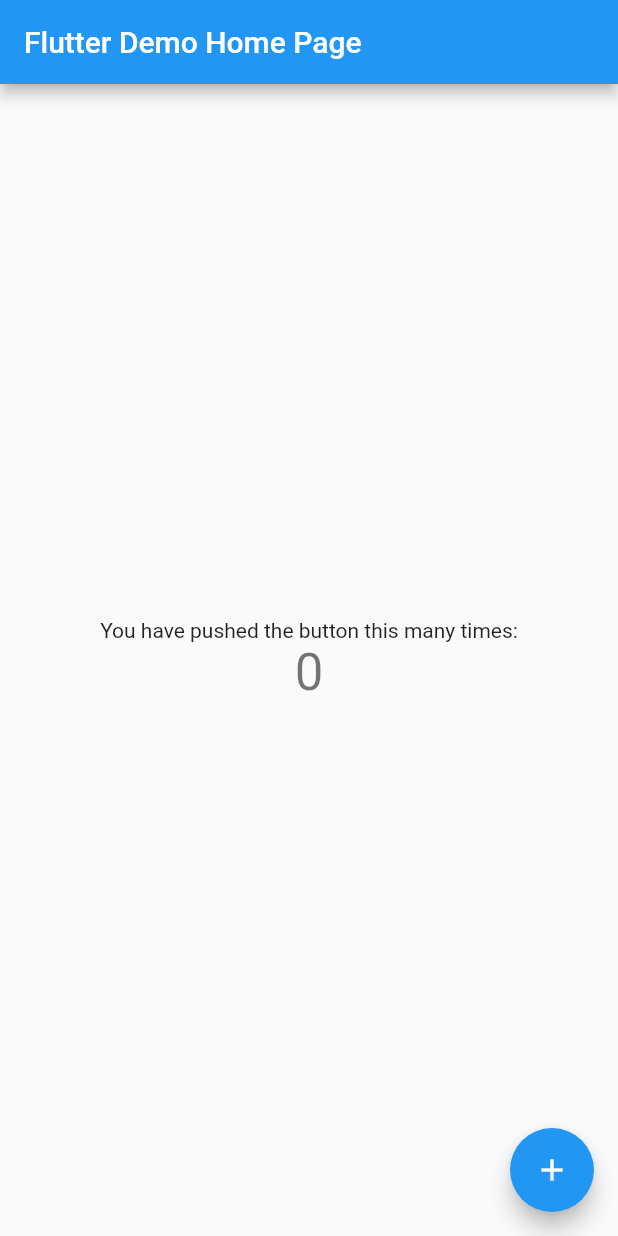
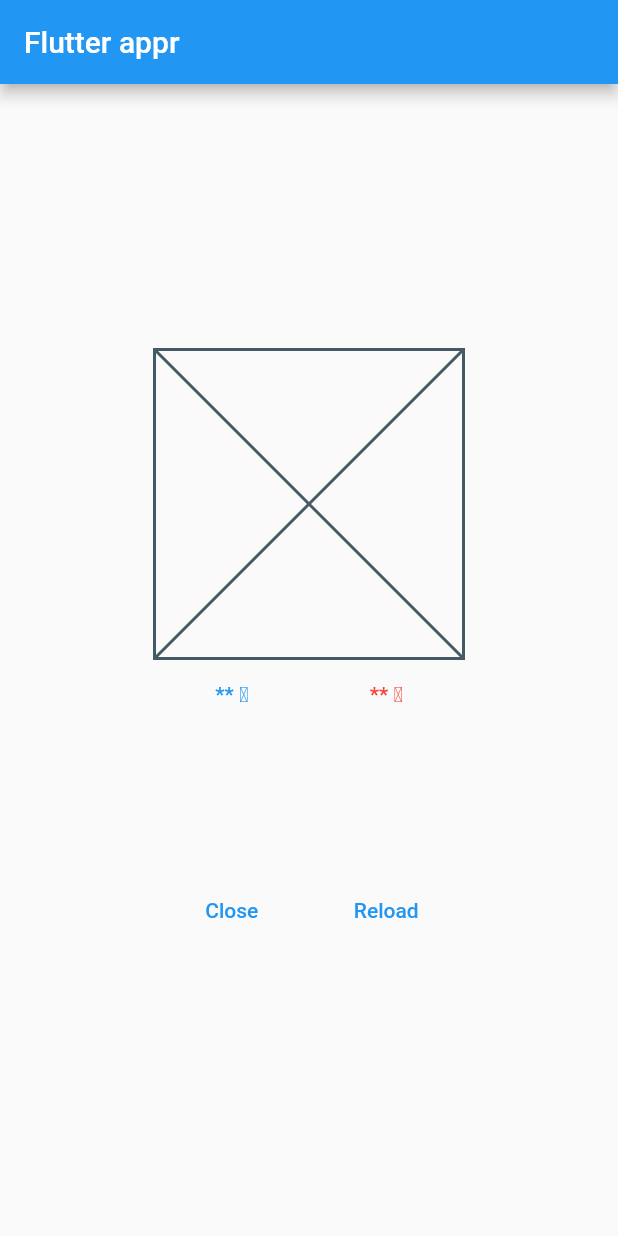
Before and after one commit to ykj-rails/flutter-training, a Flutter app: the screen it shows after launch, on a phone screen of 412 x 824 dp. Run offline on Flutter 3.47's test engine with Material 2 defaults, Android fonts, the phone set to English and light mode, and no system bars.

Commit message:
一旦Push

```diff
--- /dev/null
+++ b/lib/_oldmain.dart
@@ -0,0 +1,115 @@
+import 'package:flutter/material.dart';
+
+void main() {
+  runApp(const MyApp());
+}
+
+class MyApp extends StatelessWidget {
+  const MyApp({super.key});
+
+  // This widget is the root of your application.
+  @override
+  Widget build(BuildContext context) {
+    return MaterialApp(
+      title: 'Flutter Demo',
+      theme: ThemeData(
+        // This is the theme of your application.
+        //
+        // Try running your application with "flutter run". You'll see the
+        // application has a blue toolbar. Then, without quitting the app, try
+        // changing the primarySwatch below to Colors.green and then invoke
+        // "hot reload" (press "r" in the console where you ran "flutter run",
+        // or simply save your changes to "hot reload" in a Flutter IDE).
+        // Notice that the counter didn't reset back to zero; the application
+        // is not restarted.
+        primarySwatch: Colors.blue,
+      ),
+      home: const MyHomePage(title: 'Flutter Demo Home Page'),
+    );
+  }
+}
+
+class MyHomePage extends StatefulWidget {
+  const MyHomePage({super.key, required this.title});
+
+  // This widget is the home page of your application. It is stateful, meaning
+  // that it has a State object (defined below) that contains fields that affect
+  // how it looks.
+
+  // This class is the configuration for the state. It holds the values (in this
+  // case the title) provided by the parent (in this case the App widget) and
+  // used by the build method of the State. Fields in a Widget subclass are
+  // always marked "final".
+
+  final String title;
+
+  @override
+  State<MyHomePage> createState() => _MyHomePageState();
+}
+
+class _MyHomePageState extends State<MyHomePage> {
+  int _counter = 0;
+
+  void _incrementCounter() {
+    setState(() {
+      // This call to setState tells the Flutter framework that something has
+      // changed in this State, which causes it to rerun the build method below
+      // so that the display can reflect the updated values. If we changed
+      // _counter without calling setState(), then the build method would not be
+      // called again, and so nothing would appear to happen.
+      _counter++;
+    });
+  }
+
+  @override
+  Widget build(BuildContext context) {
+    // This method is rerun every time setState is called, for instance as done
+    // by the _incrementCounter method above.
+    //
+    // The Flutter framework has been optimized to make rerunning build methods
+    // fast, so that you can just rebuild anything that needs updating rather
+    // than having to individually change instances of widgets.
+    return Scaffold(
+      appBar: AppBar(
+        // Here we take the value from the MyHomePage object that was created by
+        // the App.build method, and use it to set our appbar title.
+        title: Text(widget.title),
+      ),
+      body: Center(
+        // Center is a layout widget. It takes a single child and positions it
+        // in the middle of the parent.
+        child: Column(
+          // Column is also a layout widget. It takes a list of children and
+          // arranges them vertically. By default, it sizes itself to fit its
+          // children horizontally, and tries to be as tall as its parent.
+          //
+          // Invoke "debug painting" (press "p" in the console, choose the
+          // "Toggle Debug Paint" action from the Flutter Inspector in Android
+          // Studio, or the "Toggle Debug Paint" command in Visual Studio Code)
+          // to see the wireframe for each widget.
+          //
+          // Column has various properties to control how it sizes itself and
+          // how it positions its children. Here we use mainAxisAlignment to
+          // center the children vertically; the main axis here is the vertical
+          // axis because Columns are vertical (the cross axis would be
+          // horizontal).
+          mainAxisAlignment: MainAxisAlignment.center,
+          children: <Widget>[
+            const Text(
+              'You have pushed the button this many times:',
+            ),
+            Text(
+              '$_counter',
+              style: Theme.of(context).textTheme.headline4,
+            ),
+          ],
+        ),
+      ),
+      floatingActionButton: FloatingActionButton(
+        onPressed: _incrementCounter,
+        tooltip: 'Increment',
+        child: const Icon(Icons.add),
+      ), // This trailing comma makes auto-formatting nicer for build methods.
+    );
+  }
+}
--- a/lib/main.dart
+++ b/lib/main.dart
@@ -24,43 +24,12 @@ class MyApp extends StatelessWidget {
         // is not restarted.
         primarySwatch: Colors.blue,
       ),
-      home: const MyHomePage(title: 'Flutter Demo Home Page'),
+      home: MyHomePage(),
     );
   }
 }
 
-class MyHomePage extends StatefulWidget {
-  const MyHomePage({super.key, required this.title});
-
-  // This widget is the home page of your application. It is stateful, meaning
-  // that it has a State object (defined below) that contains fields that affect
-  // how it looks.
-
-  // This class is the configuration for the state. It holds the values (in this
-  // case the title) provided by the parent (in this case the App widget) and
-  // used by the build method of the State. Fields in a Widget subclass are
-  // always marked "final".
-
-  final String title;
-
-  @override
-  State<MyHomePage> createState() => _MyHomePageState();
-}
-
-class _MyHomePageState extends State<MyHomePage> {
-  int _counter = 0;
-
-  void _incrementCounter() {
-    setState(() {
-      // This call to setState tells the Flutter framework that something has
-      // changed in this State, which causes it to rerun the build method below
-      // so that the display can reflect the updated values. If we changed
-      // _counter without calling setState(), then the build method would not be
-      // called again, and so nothing would appear to happen.
-      _counter++;
-    });
-  }
-
+class MyHomePage extends StatelessWidget {
   @override
   Widget build(BuildContext context) {
     // This method is rerun every time setState is called, for instance as done
@@ -73,43 +42,87 @@ class _MyHomePageState extends State<MyHomePage> {
       appBar: AppBar(
         // Here we take the value from the MyHomePage object that was created by
         // the App.build method, and use it to set our appbar title.
-        title: Text(widget.title),
+        title: Text('Flutter appr'),
       ),
-      body: Center(
-        // Center is a layout widget. It takes a single child and positions it
-        // in the middle of the parent.
+      body: Container(
+        alignment: Alignment.center,
+        child: FractionallySizedBox(
+          widthFactor: 0.5,
           child: Column(
-          // Column is also a layout widget. It takes a list of children and
-          // arranges them vertically. By default, it sizes itself to fit its
-          // children horizontally, and tries to be as tall as its parent.
-          //
-          // Invoke "debug painting" (press "p" in the console, choose the
-          // "Toggle Debug Paint" action from the Flutter Inspector in Android
-          // Studio, or the "Toggle Debug Paint" command in Visual Studio Code)
-          // to see the wireframe for each widget.
-          //
-          // Column has various properties to control how it sizes itself and
-          // how it positions its children. Here we use mainAxisAlignment to
-          // center the children vertically; the main axis here is the vertical
-          // axis because Columns are vertical (the cross axis would be
-          // horizontal).
             mainAxisAlignment: MainAxisAlignment.center,
             children: <Widget>[
-            const Text(
-              'You have pushed the button this many times:',
+              Column(
+                children: <Widget>[
+                  const AspectRatio(
+                    aspectRatio: 1,
+                    child: Placeholder(),
                   ),
-            Text(
-              '$_counter',
-              style: Theme.of(context).textTheme.headline4,
+                  Row(
+                    mainAxisAlignment: MainAxisAlignment.spaceAround,
+                    children: <Widget>[
+                      Padding(
+                        padding: const EdgeInsets.only(top: 16, bottom: 16),
+                        child: Text(
+                          '** ℃',
+                          textAlign: TextAlign.center,
+                          style: Theme.of(context)
+                              .textTheme
+                              .labelLarge
+                              ?.copyWith(color: Colors.blue),
+                        ),
+                      ),
+                      Padding(
+                        padding: const EdgeInsets.only(top: 16, bottom: 16),
+                        child: Text(
+                          '** ℃',
+                          textAlign: TextAlign.center,
+                          style: Theme.of(context)
+                              .textTheme
+                              .labelLarge
+                              ?.copyWith(color: Colors.red),
+                        ),
+                      ),
+                    ],
+                  ),
+                ],
+              ),
+              Column(
+                children: <Widget>[
+                  const Padding(
+                    padding: EdgeInsets.only(top: 80),
+                  ),
+                  Row(
+                    mainAxisAlignment: MainAxisAlignment.spaceAround,
+                    children: const <Widget>[
+                      Padding(
+                        padding: EdgeInsets.only(top: 16, bottom: 16),
+                        child: TextButton(
+                          onPressed: null,
+                          child: Text(
+                            'Close',
+                            style: TextStyle(color: Colors.blue),
+                          ),
+                        ),
+                      ),
+                      Padding(
+                        padding: EdgeInsets.only(top: 16, bottom: 16),
+                        child: TextButton(
+                          onPressed: null,
+                          child: Text(
+                            'Reload',
+                            style: TextStyle(color: Colors.blue),
+                          ),
+                        ),
+                      ),
+                    ],
+                  )
+                ],
               ),
             ],
           ),
         ),
-      floatingActionButton: FloatingActionButton(
-        onPressed: _incrementCounter,
-        tooltip: 'Increment',
-        child: const Icon(Icons.add),
-      ), // This trailing comma makes auto-formatting nicer for build methods.
+      ),
+      // This trailing comma makes auto-formatting nicer for build methods.
     );
   }
 }
```
Lines whose indentation alone changed are shown as unchanged.
